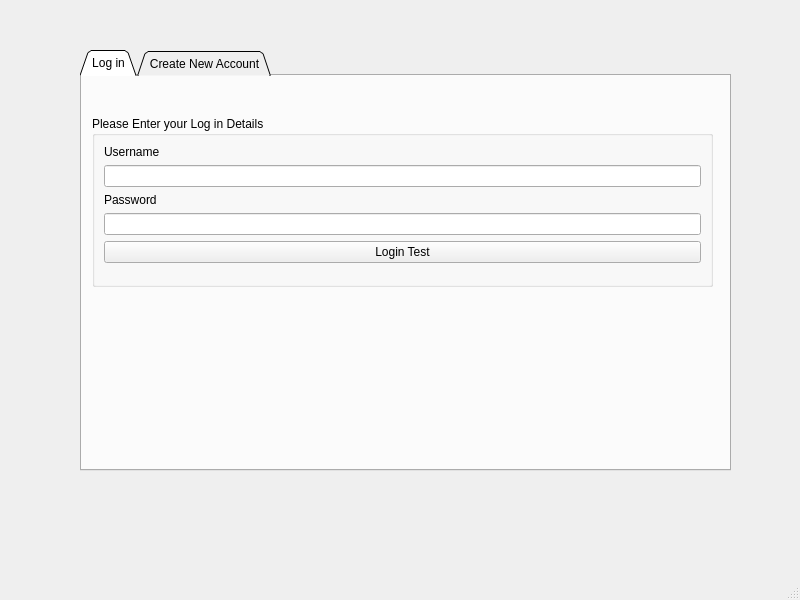
This is qtProjectSwagger/mainwindow.ui in janelle-lr/CS106LibraryInformationSystem as Qt 5 draws it before an edit. The edited form follows.
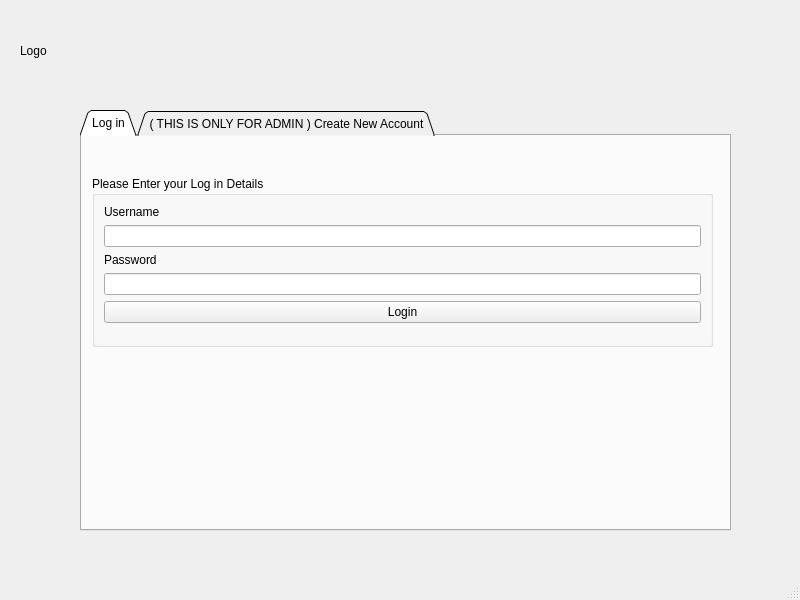
This is the edited form.

Commit message:
added more functions to login
added log in buttons and logo

- log in doesnt actually work
- added like 3 pages that are empty
- added scroll area, still trying to figure that shit out

```diff
--- a/qtProjectSwagger/mainwindow.ui
+++ b/qtProjectSwagger/mainwindow.ui
@@ -18,7 +18,7 @@
     <property name="geometry">
      <rect>
       <x>80</x>
-      <y>50</y>
+      <y>110</y>
       <width>651</width>
       <height>421</height>
      </rect>
@@ -79,7 +79,7 @@
        <item>
         <widget class="QPushButton" name="pushButton">
          <property name="text">
-          <string>Login Test</string>
+          <string>Login</string>
          </property>
         </widget>
        </item>
@@ -101,7 +101,7 @@
     </widget>
     <widget class="QWidget" name="tab">
      <attribute name="title">
-      <string>Create New Account</string>
+      <string>( THIS IS ONLY FOR ADMIN ) Create New Account</string>
      </attribute>
      <layout class="QHBoxLayout" name="horizontalLayout">
       <item>
@@ -203,6 +203,19 @@
      </layout>
     </widget>
    </widget>
+   <widget class="QLabel" name="img">
+    <property name="geometry">
+     <rect>
+      <x>20</x>
+      <y>0</y>
+      <width>651</width>
+      <height>101</height>
+     </rect>
+    </property>
+    <property name="text">
+     <string>Logo</string>
+    </property>
+   </widget>
   </widget>
   <widget class="QMenuBar" name="menubar">
    <property name="geometry">
```
The commit also changes 41 other files.
